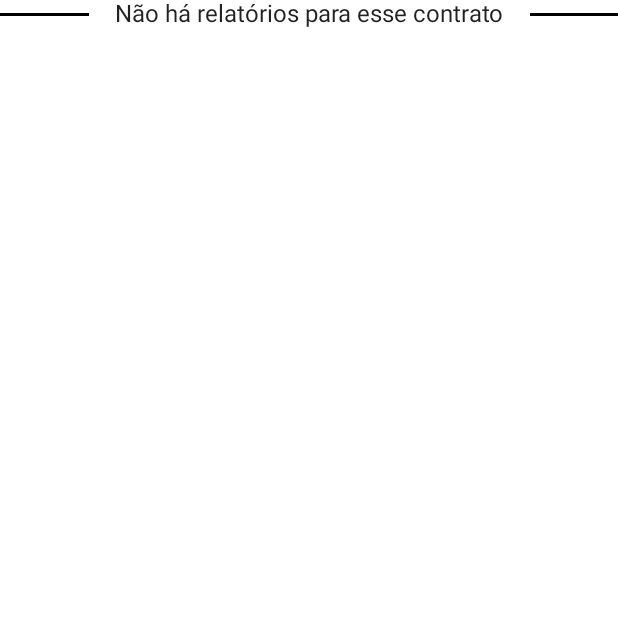
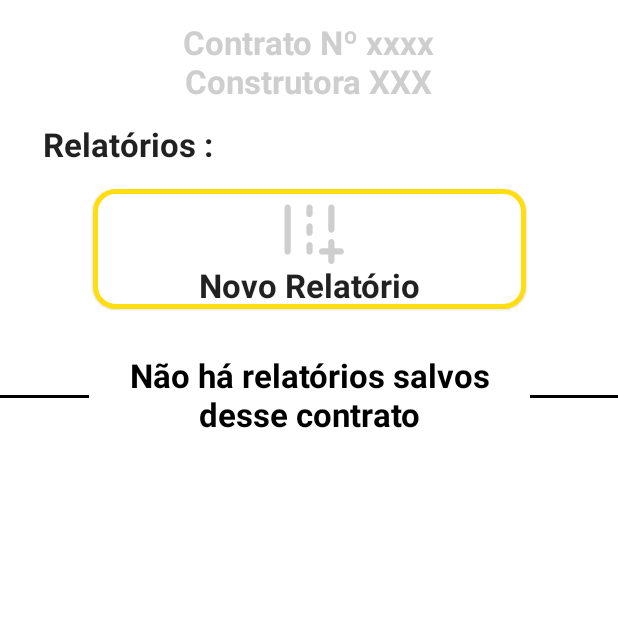
Before and after one commit to wagarcdev/DER, an Android app built with Jetpack Compose: the ReportsScreen screen opened through its navigation route, on a phone screen of 412 x 824 dp, the top half of it. Run offline under Robolectric (Android 15) with nearby library versions, the phone set to English and light mode, and no system bars; our stand-ins replace Dagger/Hilt's generated code, accompanist.

Commit message:
added ReportScreen prototype

```diff
--- a/app/src/main/java/com/wagarcdev/der/presentation/screens/screen_main/ScreenMain.kt
+++ b/app/src/main/java/com/wagarcdev/der/presentation/screens/screen_main/ScreenMain.kt
@@ -11,13 +11,13 @@ import androidx.compose.runtime.*
 import androidx.compose.ui.Alignment
 import androidx.compose.ui.Modifier
 import androidx.compose.ui.graphics.Color
-import androidx.compose.ui.platform.LocalContext
 import androidx.compose.ui.text.font.FontWeight
 import androidx.compose.ui.text.style.TextAlign
 import androidx.compose.ui.tooling.preview.Preview
 import androidx.compose.ui.unit.dp
 import androidx.compose.ui.unit.sp
 import androidx.hilt.navigation.compose.hiltViewModel
+import com.wagarcdev.compose_mvvm_empty_project.navigation.Screens
 import com.wagarcdev.der.MainViewModel
 import com.wagarcdev.der.SignInGoogleViewModel
 import com.wagarcdev.der.data.local.contracts
@@ -34,7 +34,7 @@ fun MainScreen(
 
     Scaffold(
         topBar = { },
-        content = { MainScreenContent(signInGoogleViewModel) },
+        content = { MainScreenContent(signInGoogleViewModel, mainViewModel) },
         backgroundColor = Color.Gray
     )
 
@@ -45,7 +45,10 @@ fun MainScreen(
 @SuppressLint("CoroutineCreationDuringComposition")
 @OptIn(ExperimentalFoundationApi::class)
 @Composable
-fun MainScreenContent(signInGoogleViewModel: SignInGoogleViewModel) {
+fun MainScreenContent(
+    signInGoogleViewModel: SignInGoogleViewModel,
+    mainViewModel: MainViewModel
+    ) {
     val maxWidthFloat = 0.95f
     val coroutineScope = rememberCoroutineScope()
     val userName = remember { mutableStateOf("") }
@@ -101,7 +104,12 @@ fun MainScreenContent(signInGoogleViewModel: SignInGoogleViewModel) {
             ) {
                 contracts.forEach { contract ->
                     item {
-                        ContractCard(maxWidthFloat, contract)
+                        ContractCard(
+                            maxWidthFloat,
+                            contract,
+                            onclick = { mainViewModel.navHostController
+                                .navigate(Screens.ReportsScreen.name) }
+                        )
                     }
                 }
             }
--- a/app/src/main/java/com/wagarcdev/der/presentation/screens/screen_reports/ReportsScreen.kt
+++ b/app/src/main/java/com/wagarcdev/der/presentation/screens/screen_reports/ReportsScreen.kt
@@ -1,19 +1,25 @@
 package com.wagarcdev.der.presentation.screens.screen_reports
 
 import android.annotation.SuppressLint
+import androidx.compose.foundation.BorderStroke
 import androidx.compose.foundation.layout.*
-import androidx.compose.material.Divider
-import androidx.compose.material.Scaffold
-import androidx.compose.material.Text
+import androidx.compose.foundation.lazy.LazyColumn
+import androidx.compose.foundation.shape.RoundedCornerShape
+import androidx.compose.material.*
+import androidx.compose.material.icons.Icons
+import androidx.compose.material.icons.rounded.AddRoad
 import androidx.compose.runtime.Composable
 import androidx.compose.ui.Alignment
 import androidx.compose.ui.Modifier
-import androidx.compose.ui.graphics.Color
+import androidx.compose.ui.text.font.FontWeight
 import androidx.compose.ui.tooling.preview.Preview
 import androidx.compose.ui.unit.dp
+import androidx.compose.ui.unit.sp
 import androidx.hilt.navigation.compose.hiltViewModel
 import com.wagarcdev.der.MainViewModel
 import com.wagarcdev.der.domain.model.Report
+import com.wagarcdev.der.ui.theme.DER_gray
+import com.wagarcdev.der.ui.theme.DER_yellow
 import com.wagarcdev.der.utils.NoReportsDivider
 
 @SuppressLint("UnusedMaterialScaffoldPaddingParameter")
@@ -22,21 +28,118 @@ fun ReportsScreen(
     mainViewModel: MainViewModel
 ) {
 
-    val listOfReports = listOf<Report>()
 
-    Scaffold() {
-
-        if (listOfReports.isEmpty()) {
-            NoReportsDivider()
-        } else {
-            Text(text = "TEST TEXT")
-        }
-    }
+    Scaffold(
+        content = { ReportScreenContent() }
+    )
 
 
 
 
 
+
+}
+
+@Composable
+fun ReportScreenContent() {
+
+    val listOfReports = listOf<Report>()
+
+
+
+
+    LazyColumn(
+        verticalArrangement = Arrangement.Top,
+        horizontalAlignment = Alignment.CenterHorizontally,
+        contentPadding = PaddingValues(vertical = 16.dp)
+    ) {
+
+        item {
+            Text(
+                text = "Contrato Nº xxxx",
+                fontSize = 22.sp,
+                fontWeight = FontWeight.Bold,
+                color = DER_gray
+
+                )
+        }
+
+        item {
+            Text(
+                text = "Construtora XXX",
+                fontSize = 22.sp,
+                fontWeight = FontWeight.Bold,
+                color = DER_gray
+
+                )
+        }
+
+        item {
+            Row(
+                modifier = Modifier.fillMaxWidth(0.9f),
+                verticalAlignment = Alignment.CenterVertically,
+                horizontalArrangement = Arrangement.Start
+            ) {
+                Text(
+                    modifier = Modifier
+                        .padding(vertical = 16.dp, horizontal = 8.dp),
+                    text = "Relatórios :",
+                    fontSize = 22.sp,
+                    fontWeight = FontWeight.Bold,
+
+                    )
+            }
+
+        }
+
+        item { CreateReportCard() }
+
+        if (listOfReports.isEmpty()) {
+            item { NoReportsDivider() }
+        } else {
+            /* TODO */
+        }
+
+
+
+
+
+    }
+}
+
+@OptIn(ExperimentalMaterialApi::class)
+@Composable
+fun CreateReportCard() {
+
+    Card(
+        modifier = Modifier
+            .height(80.dp)
+            .fillMaxWidth(0.7f),
+        shape = RoundedCornerShape(15.dp),
+        border = BorderStroke(3.dp, DER_yellow),
+        onClick = { /** TODO -> navigate to CreateReportScreen */ }
+    ) {
+        Column(
+            verticalArrangement = Arrangement.Center,
+            horizontalAlignment = Alignment.CenterHorizontally
+        ) {
+            Icon(
+                modifier = Modifier
+                    .size(50.dp),
+                imageVector = Icons.Rounded.AddRoad,
+                contentDescription = "",
+                tint = DER_gray
+            )
+
+            Text(
+                text = "Novo Relatório",
+                fontSize = 22.sp,
+                fontWeight = FontWeight.Bold,
+
+            )
+
+        }
+    }
 
 }
 
--- a/app/src/main/java/com/wagarcdev/der/ui/widgets/ContractCard.kt
+++ b/app/src/main/java/com/wagarcdev/der/ui/widgets/ContractCard.kt
@@ -1,39 +1,40 @@
 package com.wagarcdev.der.ui.widgets
 
-import androidx.compose.foundation.*
+import androidx.compose.foundation.BorderStroke
+import androidx.compose.foundation.Image
+import androidx.compose.foundation.clickable
 import androidx.compose.foundation.layout.*
 import androidx.compose.foundation.shape.RoundedCornerShape
 import androidx.compose.material.Card
-import androidx.compose.material.SnackbarDefaults.backgroundColor
 import androidx.compose.material.Text
 import androidx.compose.runtime.Composable
 import androidx.compose.ui.Alignment
 import androidx.compose.ui.Modifier
-import androidx.compose.ui.draw.clip
-import androidx.compose.ui.graphics.Brush
 import androidx.compose.ui.graphics.Color
-import androidx.compose.ui.graphics.TileMode
 import androidx.compose.ui.layout.ContentScale
 import androidx.compose.ui.res.painterResource
 import androidx.compose.ui.text.font.FontWeight
 import androidx.compose.ui.tooling.preview.Preview
 import androidx.compose.ui.unit.dp
 import androidx.compose.ui.unit.sp
-import coil.compose.AsyncImage
+import androidx.hilt.navigation.compose.hiltViewModel
+import com.wagarcdev.compose_mvvm_empty_project.navigation.Screens
+import com.wagarcdev.der.MainViewModel
 import com.wagarcdev.der.data.local.contracts
 import com.wagarcdev.der.domain.model.Contract
-import com.wagarcdev.der.ui.theme.*
+import com.wagarcdev.der.ui.theme.DER_yellow_deep
 
 @Composable
 fun ContractCard(
     maxWidthFloat: Float,
-    contract: Contract
+    contract: Contract,
+    onclick: () -> Unit,
 ) {
     Card(
         modifier = Modifier
             .fillMaxWidth(maxWidthFloat)
             .padding(4.dp)
-            .clickable { },
+            .clickable { onclick.invoke() },
         border = BorderStroke(2.dp, Color.DarkGray),
         shape = RoundedCornerShape(15.dp),
         elevation = 0.dp,
@@ -160,5 +161,11 @@ fun ContractCard(
 @Preview(showBackground = true)
 @Composable
 fun ContractCardPreview() {
-    ContractCard(0.95f, contracts[0])
+
+    val mainViewModel: MainViewModel = hiltViewModel()
+
+    ContractCard(0.95f, contracts[0], onclick = {
+        mainViewModel.navHostController
+        .navigate(Screens.ReportsScreen.name)
+    })
 }
--- a/app/src/main/java/com/wagarcdev/der/utils/Dividers.kt
+++ b/app/src/main/java/com/wagarcdev/der/utils/Dividers.kt
@@ -7,15 +7,19 @@ import androidx.compose.runtime.Composable
 import androidx.compose.ui.Alignment
 import androidx.compose.ui.Modifier
 import androidx.compose.ui.graphics.Color
+import androidx.compose.ui.text.font.FontWeight
+import androidx.compose.ui.text.style.TextAlign
 import androidx.compose.ui.tooling.preview.Preview
 import androidx.compose.ui.unit.dp
-import java.util.Date
+import androidx.compose.ui.unit.sp
+import com.wagarcdev.der.ui.theme.DER_gray
+import java.util.*
 
 
 @Composable
 fun NoReportsDivider() {
 
-    val text = "Não há relatórios para esse contrato"
+    val text = "Não há relatórios salvos desse contrato"
 
     SectionsDividerText(text)
 
@@ -27,7 +31,11 @@ fun DateDivider(date: Date) {
 
     val text = date.time.toString()
 
-    SectionsDividerText(text)
+    SectionsDividerText(
+        text = text,
+        barsColor = DER_gray,
+        textColor = DER_gray
+    )
 
 }
 
@@ -35,10 +43,13 @@ fun DateDivider(date: Date) {
 
 @Composable
 fun SectionsDividerText(
-    text: String
+    text: String,
+    barsColor: Color = Color.Black,
+    textColor: Color = Color.Black
 ) {
     Row(
         modifier = Modifier
+            .padding(vertical = 32.dp)
             .fillMaxWidth(),
 
         verticalAlignment = Alignment.CenterVertically,
@@ -52,7 +63,7 @@ fun SectionsDividerText(
             Divider(
                 modifier = Modifier
                     .height(2.dp),
-                color = Color.Black
+                color = barsColor
             )
         }
 
@@ -64,7 +75,14 @@ fun SectionsDividerText(
             verticalArrangement = Arrangement.Center,
             horizontalAlignment = Alignment.CenterHorizontally
         ) {
-            Text(text)
+            Text(
+                text = text,
+                fontSize = 22.sp,
+                fontWeight = FontWeight.Bold,
+                textAlign = TextAlign.Center,
+                color = textColor
+
+            )
         }
 
         Column(
@@ -75,7 +93,7 @@ fun SectionsDividerText(
             Divider(
                 modifier = Modifier
                     .height(2.dp),
-                color = Color.Black
+                color = barsColor
             )
         }
 
```
